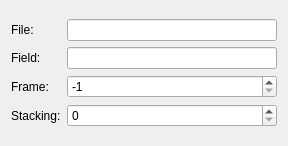
Before: the Qt Designer form lavuelib/ui/NXSFileSourceWidget.ui in syncope/lavue, drawn with Qt 5.
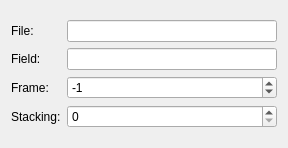
After: the same form once the commit is applied.

Commit message: change allowed frame range in nexus file image source

Diff of the .ui file:
```diff
--- a/lavuelib/ui/NXSFileSourceWidget.ui
+++ b/lavuelib/ui/NXSFileSourceWidget.ui
@@ -7,7 +7,7 @@
     <x>0</x>
     <y>0</y>
     <width>288</width>
-    <height>146</height>
+    <height>148</height>
    </rect>
   </property>
   <property name="windowTitle">
@@ -95,7 +95,10 @@
         <string>&lt;html&gt;&lt;head/&gt;&lt;body&gt;&lt;p&gt;the frame to display. &amp;quot;-1&amp;quot; means the last frame in the dataset.&lt;/p&gt;&lt;/body&gt;&lt;/html&gt;</string>
        </property>
        <property name="minimum">
-        <number>-1</number>
+        <number>-999999</number>
+       </property>
+       <property name="maximum">
+        <number>999999</number>
        </property>
        <property name="value">
         <number>-1</number>
```
The commit also changes 1 other file.
